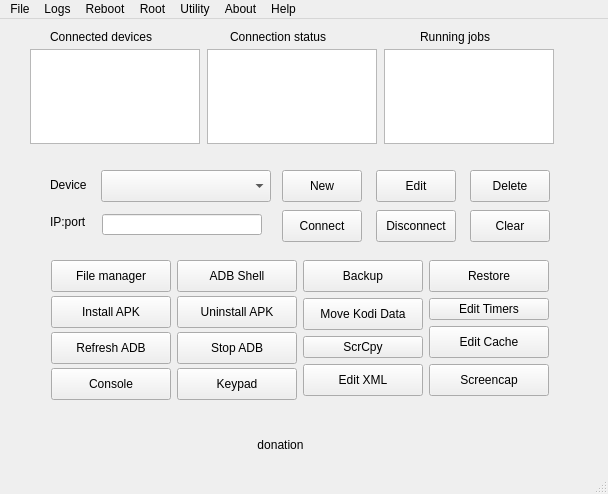
Old version of the form mainwindow.ui in the repository Eliminater74/adblink.
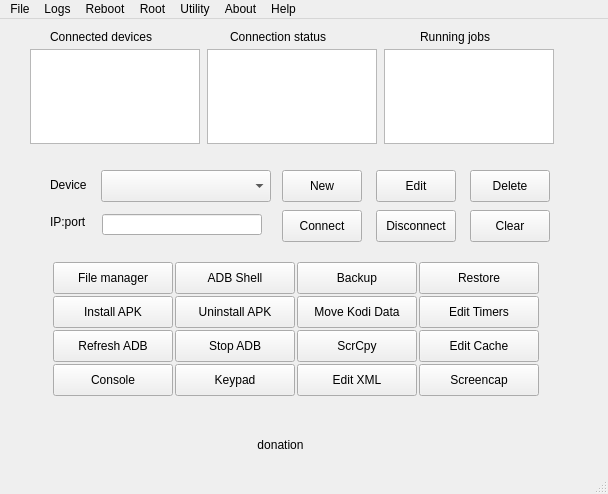
New version of the form.

```diff
--- a/mainwindow.ui
+++ b/mainwindow.ui
@@ -250,404 +250,6 @@
      <string>PushButton</string>
     </property>
    </widget>
-   <widget class="QWidget" name="layoutWidget">
-    <property name="geometry">
-     <rect>
-      <x>40</x>
-      <y>230</y>
-      <width>520</width>
-      <height>160</height>
-     </rect>
-    </property>
-    <layout class="QHBoxLayout" name="horizontalLayout_2">
-     <item>
-      <layout class="QVBoxLayout" name="verticalLayout">
-       <item>
-        <widget class="QPushButton" name="fmButton">
-         <property name="minimumSize">
-          <size>
-           <width>120</width>
-           <height>32</height>
-          </size>
-         </property>
-         <property name="maximumSize">
-          <size>
-           <width>120</width>
-           <height>32</height>
-          </size>
-         </property>
-         <property name="focusPolicy">
-          <enum>Qt::NoFocus</enum>
-         </property>
-         <property name="toolTip">
-          <string>&lt;html&gt;&lt;head/&gt;&lt;body&gt;&lt;p&gt;Open file manager for selected device. Shortcut: Ctrl-G&lt;/p&gt;&lt;/body&gt;&lt;/html&gt;</string>
-         </property>
-         <property name="text">
-          <string>File manager</string>
-         </property>
-        </widget>
-       </item>
-       <item>
-        <widget class="QPushButton" name="sideload_Button">
-         <property name="minimumSize">
-          <size>
-           <width>120</width>
-           <height>32</height>
-          </size>
-         </property>
-         <property name="maximumSize">
-          <size>
-           <width>120</width>
-           <height>32</height>
-          </size>
-         </property>
-         <property name="toolTip">
-          <string>&lt;html&gt;&lt;head/&gt;&lt;body&gt;&lt;p&gt;Install app(s) to device. Shortcut: Ctrl-L&lt;/p&gt;&lt;/body&gt;&lt;/html&gt;</string>
-         </property>
-         <property name="text">
-          <string>Install APK</string>
-         </property>
-        </widget>
-       </item>
-       <item>
-        <widget class="QPushButton" name="refreshConnectedDevices">
-         <property name="minimumSize">
-          <size>
-           <width>120</width>
-           <height>32</height>
-          </size>
-         </property>
-         <property name="maximumSize">
-          <size>
-           <width>120</width>
-           <height>32</height>
-          </size>
-         </property>
-         <property name="focusPolicy">
-          <enum>Qt::NoFocus</enum>
-         </property>
-         <property name="toolTip">
-          <string>&lt;html&gt;&lt;head/&gt;&lt;body&gt;&lt;p&gt;Refresh ADB server. Shortcut: Ctrl-P&lt;/p&gt;&lt;/body&gt;&lt;/html&gt;</string>
-         </property>
-         <property name="text">
-          <string>Refresh ADB</string>
-         </property>
-        </widget>
-       </item>
-       <item>
-        <widget class="QPushButton" name="doConsole">
-         <property name="minimumSize">
-          <size>
-           <width>120</width>
-           <height>32</height>
-          </size>
-         </property>
-         <property name="maximumSize">
-          <size>
-           <width>120</width>
-           <height>32</height>
-          </size>
-         </property>
-         <property name="focusPolicy">
-          <enum>Qt::NoFocus</enum>
-         </property>
-         <property name="toolTip">
-          <string>&lt;html&gt;&lt;head/&gt;&lt;body&gt;&lt;p&gt;Open adb-capable command prompt. Shortcut: Ctrl-T&lt;/p&gt;&lt;/body&gt;&lt;/html&gt;</string>
-         </property>
-         <property name="text">
-          <string>Console</string>
-         </property>
-        </widget>
-       </item>
-      </layout>
-     </item>
-     <item>
-      <layout class="QVBoxLayout" name="verticalLayout_2">
-       <item>
-        <widget class="QPushButton" name="adbshellButton">
-         <property name="minimumSize">
-          <size>
-           <width>120</width>
-           <height>32</height>
-          </size>
-         </property>
-         <property name="maximumSize">
-          <size>
-           <width>120</width>
-           <height>32</height>
-          </size>
-         </property>
-         <property name="focusPolicy">
-          <enum>Qt::NoFocus</enum>
-         </property>
-         <property name="toolTip">
-          <string>&lt;html&gt;&lt;head/&gt;&lt;body&gt;&lt;p&gt;Open a terminal session on the connected device. Shortcut: Ctrl-I&lt;/p&gt;&lt;/body&gt;&lt;/html&gt;</string>
-         </property>
-         <property name="text">
-          <string>ADB Shell</string>
-         </property>
-        </widget>
-       </item>
-       <item>
-        <widget class="QPushButton" name="uninstall_Button">
-         <property name="minimumSize">
-          <size>
-           <width>120</width>
-           <height>32</height>
-          </size>
-         </property>
-         <property name="maximumSize">
-          <size>
-           <width>120</width>
-           <height>32</height>
-          </size>
-         </property>
-         <property name="focusPolicy">
-          <enum>Qt::NoFocus</enum>
-         </property>
-         <property name="toolTip">
-          <string>&lt;html&gt;&lt;head/&gt;&lt;body&gt;&lt;p&gt;Unistall app from device. Shortcut: Ctrl-M&lt;/p&gt;&lt;/body&gt;&lt;/html&gt;</string>
-         </property>
-         <property name="text">
-          <string>Uninstall APK</string>
-         </property>
-        </widget>
-       </item>
-       <item>
-        <widget class="QPushButton" name="killServer">
-         <property name="minimumSize">
-          <size>
-           <width>120</width>
-           <height>32</height>
-          </size>
-         </property>
-         <property name="maximumSize">
-          <size>
-           <width>120</width>
-           <height>32</height>
-          </size>
-         </property>
-         <property name="focusPolicy">
-          <enum>Qt::NoFocus</enum>
-         </property>
-         <property name="toolTip">
-          <string>&lt;html&gt;&lt;head/&gt;&lt;body&gt;&lt;p&gt;Stop ADB server. Shortcut: Ctrl-Z&lt;/p&gt;&lt;/body&gt;&lt;/html&gt;</string>
-         </property>
-         <property name="text">
-          <string>Stop ADB</string>
-         </property>
-         <property name="checkable">
-          <bool>false</bool>
-         </property>
-        </widget>
-       </item>
-       <item>
-        <widget class="QPushButton" name="keypadButton">
-         <property name="minimumSize">
-          <size>
-           <width>120</width>
-           <height>32</height>
-          </size>
-         </property>
-         <property name="maximumSize">
-          <size>
-           <width>120</width>
-           <height>32</height>
-          </size>
-         </property>
-         <property name="focusPolicy">
-          <enum>Qt::NoFocus</enum>
-         </property>
-         <property name="toolTip">
-          <string>&lt;html&gt;&lt;head/&gt;&lt;body&gt;&lt;p&gt;Remote Android keypad. Shortcut: Ctrl-U&lt;/p&gt;&lt;/body&gt;&lt;/html&gt;</string>
-         </property>
-         <property name="text">
-          <string>Keypad</string>
-         </property>
-        </widget>
-       </item>
-      </layout>
-     </item>
-     <item>
-      <layout class="QVBoxLayout" name="verticalLayout_3">
-       <item>
-        <widget class="QPushButton" name="backupButton">
-         <property name="minimumSize">
-          <size>
-           <width>120</width>
-           <height>32</height>
-          </size>
-         </property>
-         <property name="maximumSize">
-          <size>
-           <width>120</width>
-           <height>32</height>
-          </size>
-         </property>
-         <property name="focusPolicy">
-          <enum>Qt::NoFocus</enum>
-         </property>
-         <property name="toolTip">
-          <string>&lt;html&gt;&lt;head/&gt;&lt;body&gt;&lt;p&gt;Backup Kodi's data files. Shortcut: Ctrl-J&lt;/p&gt;&lt;/body&gt;&lt;/html&gt;</string>
-         </property>
-         <property name="text">
-          <string>Backup</string>
-         </property>
-        </widget>
-       </item>
-       <item>
-        <widget class="QPushButton" name="mvdataButton">
-         <property name="minimumSize">
-          <size>
-           <width>120</width>
-           <height>32</height>
-          </size>
-         </property>
-         <property name="maximumSize">
-          <size>
-           <width>120</width>
-           <height>32</height>
-          </size>
-         </property>
-         <property name="focusPolicy">
-          <enum>Qt::NoFocus</enum>
-         </property>
-         <property name="toolTip">
-          <string>&lt;html&gt;&lt;head/&gt;&lt;body&gt;&lt;p&gt;Move Kodi data to/from external partition. Shortcut: Ctrl-N&lt;/p&gt;&lt;/body&gt;&lt;/html&gt;</string>
-         </property>
-         <property name="text">
-          <string>Move Kodi Data</string>
-         </property>
-        </widget>
-       </item>
-       <item>
-        <widget class="QPushButton" name="scpyButton">
-         <property name="toolTip">
-          <string>&lt;html&gt;&lt;head/&gt;&lt;body&gt;&lt;p&gt;Start scrcpy Android screen viewer&lt;/p&gt;&lt;/body&gt;&lt;/html&gt;</string>
-         </property>
-         <property name="text">
-          <string>ScrCpy</string>
-         </property>
-        </widget>
-       </item>
-       <item>
-        <widget class="QPushButton" name="editXML">
-         <property name="minimumSize">
-          <size>
-           <width>120</width>
-           <height>32</height>
-          </size>
-         </property>
-         <property name="maximumSize">
-          <size>
-           <width>120</width>
-           <height>32</height>
-          </size>
-         </property>
-         <property name="focusPolicy">
-          <enum>Qt::NoFocus</enum>
-         </property>
-         <property name="toolTip">
-          <string>&lt;html&gt;&lt;head/&gt;&lt;body&gt;&lt;p&gt;Edit Kodi XML files&lt;/p&gt;&lt;/body&gt;&lt;/html&gt;</string>
-         </property>
-         <property name="text">
-          <string>Edit XML</string>
-         </property>
-        </widget>
-       </item>
-      </layout>
-     </item>
-     <item>
-      <layout class="QVBoxLayout" name="verticalLayout_4">
-       <item>
-        <widget class="QPushButton" name="restoreButton">
-         <property name="minimumSize">
-          <size>
-           <width>120</width>
-           <height>32</height>
-          </size>
-         </property>
-         <property name="maximumSize">
-          <size>
-           <width>120</width>
-           <height>32</height>
-          </size>
-         </property>
-         <property name="focusPolicy">
-          <enum>Qt::NoFocus</enum>
-         </property>
-         <property name="toolTip">
-          <string>&lt;html&gt;&lt;head/&gt;&lt;body&gt;&lt;p&gt;Restore Kodi's data files. Shortcut: Ctrl-K&lt;/p&gt;&lt;/body&gt;&lt;/html&gt;</string>
-         </property>
-         <property name="text">
-          <string>Restore</string>
-         </property>
-        </widget>
-       </item>
-       <item>
-        <widget class="QPushButton" name="pushTimers">
-         <property name="toolTip">
-          <string>Edit rimers for Sleep and Screensaver</string>
-         </property>
-         <property name="text">
-          <string>Edit Timers</string>
-         </property>
-        </widget>
-       </item>
-       <item>
-        <widget class="QPushButton" name="cacheButton">
-         <property name="minimumSize">
-          <size>
-           <width>120</width>
-           <height>32</height>
-          </size>
-         </property>
-         <property name="maximumSize">
-          <size>
-           <width>120</width>
-           <height>32</height>
-          </size>
-         </property>
-         <property name="focusPolicy">
-          <enum>Qt::NoFocus</enum>
-         </property>
-         <property name="toolTip">
-          <string>&lt;html&gt;&lt;head/&gt;&lt;body&gt;&lt;p&gt;Adjust Kodi's video cache settings. Shortcut: Ctrl-S&lt;/p&gt;&lt;/body&gt;&lt;/html&gt;</string>
-         </property>
-         <property name="text">
-          <string>Edit Cache</string>
-         </property>
-        </widget>
-       </item>
-       <item>
-        <widget class="QPushButton" name="screencapButton">
-         <property name="minimumSize">
-          <size>
-           <width>120</width>
-           <height>32</height>
-          </size>
-         </property>
-         <property name="maximumSize">
-          <size>
-           <width>120</width>
-           <height>32</height>
-          </size>
-         </property>
-         <property name="focusPolicy">
-          <enum>Qt::NoFocus</enum>
-         </property>
-         <property name="toolTip">
-          <string>&lt;html&gt;&lt;head/&gt;&lt;body&gt;&lt;p&gt;Get screen capture from device. Shortcut: Ctrl-W&lt;/p&gt;&lt;/body&gt;&lt;/html&gt;</string>
-         </property>
-         <property name="text">
-          <string>Screencap</string>
-         </property>
-        </widget>
-       </item>
-      </layout>
-     </item>
-    </layout>
-   </widget>
    <widget class="QPushButton" name="connButton">
     <property name="geometry">
      <rect>
@@ -916,6 +518,412 @@
      <bool>false</bool>
     </property>
    </widget>
+   <widget class="QWidget" name="">
+    <property name="geometry">
+     <rect>
+      <x>42</x>
+      <y>232</y>
+      <width>503</width>
+      <height>151</height>
+     </rect>
+    </property>
+    <layout class="QGridLayout" name="gridLayout">
+     <item row="0" column="0">
+      <widget class="QPushButton" name="fmButton">
+       <property name="minimumSize">
+        <size>
+         <width>120</width>
+         <height>32</height>
+        </size>
+       </property>
+       <property name="maximumSize">
+        <size>
+         <width>120</width>
+         <height>32</height>
+        </size>
+       </property>
+       <property name="focusPolicy">
+        <enum>Qt::NoFocus</enum>
+       </property>
+       <property name="toolTip">
+        <string>&lt;html&gt;&lt;head/&gt;&lt;body&gt;&lt;p&gt;Open file manager for selected device. Shortcut: Ctrl-G&lt;/p&gt;&lt;/body&gt;&lt;/html&gt;</string>
+       </property>
+       <property name="text">
+        <string>File manager</string>
+       </property>
+      </widget>
+     </item>
+     <item row="0" column="1">
+      <widget class="QPushButton" name="adbshellButton">
+       <property name="minimumSize">
+        <size>
+         <width>120</width>
+         <height>32</height>
+        </size>
+       </property>
+       <property name="maximumSize">
+        <size>
+         <width>120</width>
+         <height>32</height>
+        </size>
+       </property>
+       <property name="focusPolicy">
+        <enum>Qt::NoFocus</enum>
+       </property>
+       <property name="toolTip">
+        <string>&lt;html&gt;&lt;head/&gt;&lt;body&gt;&lt;p&gt;Open a terminal session on the connected device. Shortcut: Ctrl-I&lt;/p&gt;&lt;/body&gt;&lt;/html&gt;</string>
+       </property>
+       <property name="text">
+        <string>ADB Shell</string>
+       </property>
+      </widget>
+     </item>
+     <item row="0" column="2">
+      <widget class="QPushButton" name="backupButton">
+       <property name="minimumSize">
+        <size>
+         <width>120</width>
+         <height>32</height>
+        </size>
+       </property>
+       <property name="maximumSize">
+        <size>
+         <width>120</width>
+         <height>32</height>
+        </size>
+       </property>
+       <property name="focusPolicy">
+        <enum>Qt::NoFocus</enum>
+       </property>
+       <property name="toolTip">
+        <string>&lt;html&gt;&lt;head/&gt;&lt;body&gt;&lt;p&gt;Backup Kodi's data files. Shortcut: Ctrl-J&lt;/p&gt;&lt;/body&gt;&lt;/html&gt;</string>
+       </property>
+       <property name="text">
+        <string>Backup</string>
+       </property>
+      </widget>
+     </item>
+     <item row="0" column="3">
+      <widget class="QPushButton" name="restoreButton">
+       <property name="minimumSize">
+        <size>
+         <width>120</width>
+         <height>32</height>
+        </size>
+       </property>
+       <property name="maximumSize">
+        <size>
+         <width>120</width>
+         <height>32</height>
+        </size>
+       </property>
+       <property name="focusPolicy">
+        <enum>Qt::NoFocus</enum>
+       </property>
+       <property name="toolTip">
+        <string>&lt;html&gt;&lt;head/&gt;&lt;body&gt;&lt;p&gt;Restore Kodi's data files. Shortcut: Ctrl-K&lt;/p&gt;&lt;/body&gt;&lt;/html&gt;</string>
+       </property>
+       <property name="text">
+        <string>Restore</string>
+       </property>
+      </widget>
+     </item>
+     <item row="1" column="0">
+      <widget class="QPushButton" name="sideload_Button">
+       <property name="minimumSize">
+        <size>
+         <width>120</width>
+         <height>32</height>
+        </size>
+       </property>
+       <property name="maximumSize">
+        <size>
+         <width>120</width>
+         <height>32</height>
+        </size>
+       </property>
+       <property name="toolTip">
+        <string>&lt;html&gt;&lt;head/&gt;&lt;body&gt;&lt;p&gt;Install app(s) to device. Shortcut: Ctrl-L&lt;/p&gt;&lt;/body&gt;&lt;/html&gt;</string>
+       </property>
+       <property name="text">
+        <string>Install APK</string>
+       </property>
+      </widget>
+     </item>
+     <item row="1" column="1">
+      <widget class="QPushButton" name="uninstall_Button">
+       <property name="minimumSize">
+        <size>
+         <width>120</width>
+         <height>32</height>
+        </size>
+       </property>
+       <property name="maximumSize">
+        <size>
+         <width>120</width>
+         <height>32</height>
+        </size>
+       </property>
+       <property name="focusPolicy">
+        <enum>Qt::NoFocus</enum>
+       </property>
+       <property name="toolTip">
+        <string>&lt;html&gt;&lt;head/&gt;&lt;body&gt;&lt;p&gt;Unistall app from device. Shortcut: Ctrl-M&lt;/p&gt;&lt;/body&gt;&lt;/html&gt;</string>
+       </property>
+       <property name="text">
+        <string>Uninstall APK</string>
+       </property>
+      </widget>
+     </item>
+     <item row="1" column="2">
+      <widget class="QPushButton" name="mvdataButton">
+       <property name="minimumSize">
+        <size>
+         <width>120</width>
+         <height>32</height>
+        </size>
+       </property>
+       <property name="maximumSize">
+        <size>
+         <width>120</width>
+         <height>32</height>
+        </size>
+       </property>
+       <property name="focusPolicy">
+        <enum>Qt::NoFocus</enum>
+       </property>
+       <property name="toolTip">
+        <string>&lt;html&gt;&lt;head/&gt;&lt;body&gt;&lt;p&gt;Move Kodi data to/from external partition. Shortcut: Ctrl-N&lt;/p&gt;&lt;/body&gt;&lt;/html&gt;</string>
+       </property>
+       <property name="text">
+        <string>Move Kodi Data</string>
+       </property>
+      </widget>
+     </item>
+     <item row="1" column="3">
+      <widget class="QPushButton" name="pushTimers">
+       <property name="minimumSize">
+        <size>
+         <width>120</width>
+         <height>32</height>
+        </size>
+       </property>
+       <property name="maximumSize">
+        <size>
+         <width>120</width>
+         <height>32</height>
+        </size>
+       </property>
+       <property name="toolTip">
+        <string>Edit rimers for Sleep and Screensaver</string>
+       </property>
+       <property name="text">
+        <string>Edit Timers</string>
+       </property>
+      </widget>
+     </item>
+     <item row="2" column="0">
+      <widget class="QPushButton" name="refreshConnectedDevices">
+       <property name="minimumSize">
+        <size>
+         <width>120</width>
+         <height>32</height>
+        </size>
+       </property>
+       <property name="maximumSize">
+        <size>
+         <width>120</width>
+         <height>32</height>
+        </size>
+       </property>
+       <property name="focusPolicy">
+        <enum>Qt::NoFocus</enum>
+       </property>
+       <property name="toolTip">
+        <string>&lt;html&gt;&lt;head/&gt;&lt;body&gt;&lt;p&gt;Refresh ADB server. Shortcut: Ctrl-P&lt;/p&gt;&lt;/body&gt;&lt;/html&gt;</string>
+       </property>
+       <property name="text">
+        <string>Refresh ADB</string>
+       </property>
+      </widget>
+     </item>
+     <item row="2" column="1">
+      <widget class="QPushButton" name="killServer">
+       <property name="minimumSize">
+        <size>
+         <width>120</width>
+         <height>32</height>
+        </size>
+       </property>
+       <property name="maximumSize">
+        <size>
+         <width>120</width>
+         <height>32</height>
+        </size>
+       </property>
+       <property name="focusPolicy">
+        <enum>Qt::NoFocus</enum>
+       </property>
+       <property name="toolTip">
+        <string>&lt;html&gt;&lt;head/&gt;&lt;body&gt;&lt;p&gt;Stop ADB server. Shortcut: Ctrl-Z&lt;/p&gt;&lt;/body&gt;&lt;/html&gt;</string>
+       </property>
+       <property name="text">
+        <string>Stop ADB</string>
+       </property>
+       <property name="checkable">
+        <bool>false</bool>
+       </property>
+      </widget>
+     </item>
+     <item row="2" column="2">
+      <widget class="QPushButton" name="scpyButton">
+       <property name="minimumSize">
+        <size>
+         <width>120</width>
+         <height>32</height>
+        </size>
+       </property>
+       <property name="maximumSize">
+        <size>
+         <width>120</width>
+         <height>32</height>
+        </size>
+       </property>
+       <property name="toolTip">
+        <string>&lt;html&gt;&lt;head/&gt;&lt;body&gt;&lt;p&gt;Start scrcpy Android screen viewer&lt;/p&gt;&lt;/body&gt;&lt;/html&gt;</string>
+       </property>
+       <property name="text">
+        <string>ScrCpy</string>
+       </property>
+      </widget>
+     </item>
+     <item row="2" column="3">
+      <widget class="QPushButton" name="cacheButton">
+       <property name="minimumSize">
+        <size>
+         <width>120</width>
+         <height>32</height>
+        </size>
+       </property>
+       <property name="maximumSize">
+        <size>
+         <width>120</width>
+         <height>32</height>
+        </size>
+       </property>
+       <property name="focusPolicy">
+        <enum>Qt::NoFocus</enum>
+       </property>
+       <property name="toolTip">
+        <string>&lt;html&gt;&lt;head/&gt;&lt;body&gt;&lt;p&gt;Adjust Kodi's video cache settings. Shortcut: Ctrl-S&lt;/p&gt;&lt;/body&gt;&lt;/html&gt;</string>
+       </property>
+       <property name="text">
+        <string>Edit Cache</string>
+       </property>
+      </widget>
+     </item>
+     <item row="3" column="0">
+      <widget class="QPushButton" name="doConsole">
+       <property name="minimumSize">
+        <size>
+         <width>120</width>
+         <height>32</height>
+        </size>
+       </property>
+       <property name="maximumSize">
+        <size>
+         <width>120</width>
+         <height>32</height>
+        </size>
+       </property>
+       <property name="focusPolicy">
+        <enum>Qt::NoFocus</enum>
+       </property>
+       <property name="toolTip">
+        <string>&lt;html&gt;&lt;head/&gt;&lt;body&gt;&lt;p&gt;Open adb-capable command prompt. Shortcut: Ctrl-T&lt;/p&gt;&lt;/body&gt;&lt;/html&gt;</string>
+       </property>
+       <property name="text">
+        <string>Console</string>
+       </property>
+      </widget>
+     </item>
+     <item row="3" column="1">
+      <widget class="QPushButton" name="keypadButton">
+       <property name="minimumSize">
+        <size>
+         <width>120</width>
+         <height>32</height>
+        </size>
+       </property>
+       <property name="maximumSize">
+        <size>
+         <width>120</width>
+         <height>32</height>
+        </size>
+       </property>
+       <property name="focusPolicy">
+        <enum>Qt::NoFocus</enum>
+       </property>
+       <property name="toolTip">
+        <string>&lt;html&gt;&lt;head/&gt;&lt;body&gt;&lt;p&gt;Remote Android keypad. Shortcut: Ctrl-U&lt;/p&gt;&lt;/body&gt;&lt;/html&gt;</string>
+       </property>
+       <property name="text">
+        <string>Keypad</string>
+       </property>
+      </widget>
+     </item>
+     <item row="3" column="2">
+      <widget class="QPushButton" name="editXML">
+       <property name="minimumSize">
+        <size>
+         <width>120</width>
+         <height>32</height>
+        </size>
+       </property>
+       <property name="maximumSize">
+        <size>
+         <width>120</width>
+         <height>32</height>
+        </size>
+       </property>
+       <property name="focusPolicy">
+        <enum>Qt::NoFocus</enum>
+       </property>
+       <property name="toolTip">
+        <string>&lt;html&gt;&lt;head/&gt;&lt;body&gt;&lt;p&gt;Edit Kodi XML files&lt;/p&gt;&lt;/body&gt;&lt;/html&gt;</string>
+       </property>
+       <property name="text">
+        <string>Edit XML</string>
+       </property>
+      </widget>
+     </item>
+     <item row="3" column="3">
+      <widget class="QPushButton" name="screencapButton">
+       <property name="minimumSize">
+        <size>
+         <width>120</width>
+         <height>32</height>
+        </size>
+       </property>
+       <property name="maximumSize">
+        <size>
+         <width>120</width>
+         <height>32</height>
+        </size>
+       </property>
+       <property name="focusPolicy">
+        <enum>Qt::NoFocus</enum>
+       </property>
+       <property name="toolTip">
+        <string>&lt;html&gt;&lt;head/&gt;&lt;body&gt;&lt;p&gt;Get screen capture from device. Shortcut: Ctrl-W&lt;/p&gt;&lt;/body&gt;&lt;/html&gt;</string>
+       </property>
+       <property name="text">
+        <string>Screencap</string>
+       </property>
+      </widget>
+     </item>
+    </layout>
+   </widget>
   </widget>
   <widget class="QStatusBar" name="statusBar"/>
   <widget class="QMenuBar" name="menuBar">
```
